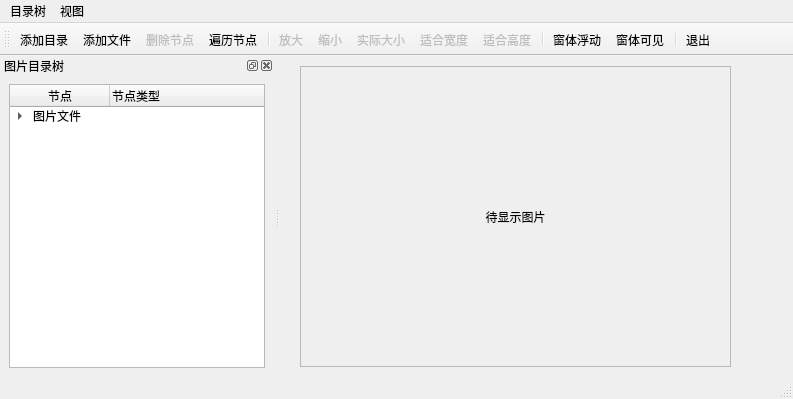
The window that Demo3_9TreeDock/UI/MainWidget.ui (zhangxf2020/PythonGUI) describes before a commit, drawn with Qt 5.
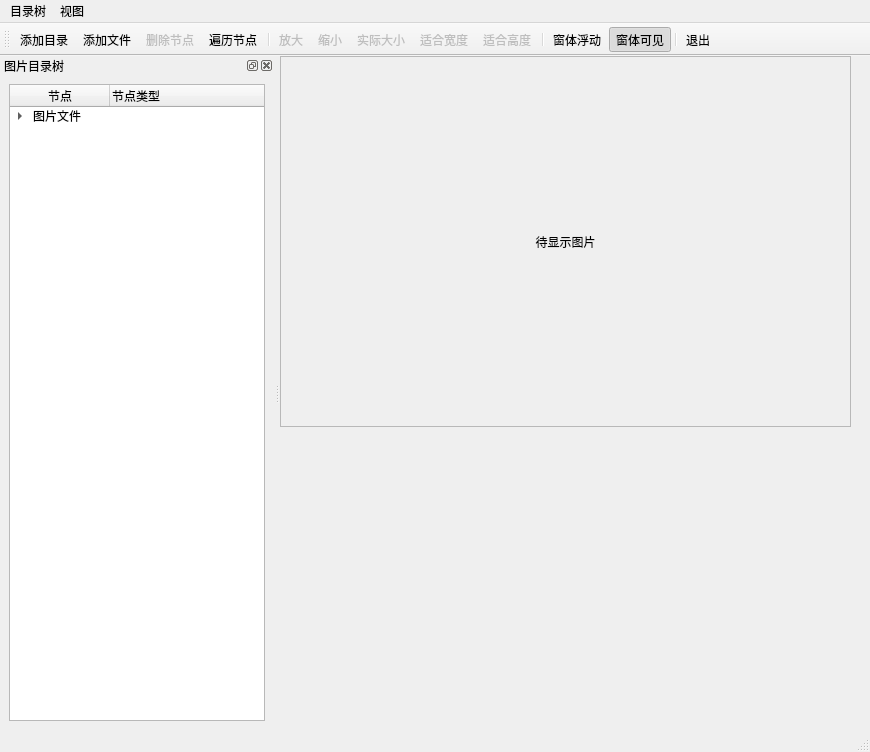
The same window after the commit. Icons and pictures are not drawn.

The edit to the form file:
```diff
--- a/Demo3_9TreeDock/UI/MainWidget.ui
+++ b/Demo3_9TreeDock/UI/MainWidget.ui
@@ -6,8 +6,8 @@
    <rect>
     <x>0</x>
     <y>0</y>
-    <width>793</width>
-    <height>399</height>
+    <width>870</width>
+    <height>752</height>
    </rect>
   </property>
   <property name="windowTitle">
@@ -17,12 +17,15 @@
    <widget class="QScrollArea" name="scrollArea">
     <property name="geometry">
      <rect>
-      <x>20</x>
-      <y>10</y>
-      <width>431</width>
-      <height>301</height>
+      <x>0</x>
+      <y>0</y>
+      <width>571</width>
+      <height>371</height>
      </rect>
     </property>
+    <property name="styleSheet">
+     <string notr="true"/>
+    </property>
     <property name="widgetResizable">
      <bool>true</bool>
     </property>
@@ -34,8 +37,8 @@
       <rect>
        <x>0</x>
        <y>0</y>
-       <width>429</width>
-       <height>299</height>
+       <width>569</width>
+       <height>369</height>
       </rect>
      </property>
      <property name="minimumSize">
@@ -64,7 +67,7 @@
     <rect>
      <x>0</x>
      <y>0</y>
-     <width>793</width>
+     <width>870</width>
      <height>23</height>
     </rect>
    </property>
@@ -333,6 +336,12 @@
    </property>
   </action>
   <action name="act_FormFloating">
+   <property name="checkable">
+    <bool>true</bool>
+   </property>
+   <property name="checked">
+    <bool>false</bool>
+   </property>
    <property name="icon">
     <iconset resource="../Resource/res.qrc">
      <normaloff>:/icons/icons/814.bmp</normaloff>:/icons/icons/814.bmp</iconset>
@@ -342,6 +351,12 @@
    </property>
   </action>
   <action name="act_FormVisible">
+   <property name="checkable">
+    <bool>true</bool>
+   </property>
+   <property name="checked">
+    <bool>true</bool>
+   </property>
    <property name="icon">
     <iconset resource="../Resource/res.qrc">
      <normaloff>:/icons/icons/414.bmp</normaloff>:/icons/icons/414.bmp</iconset>
```
